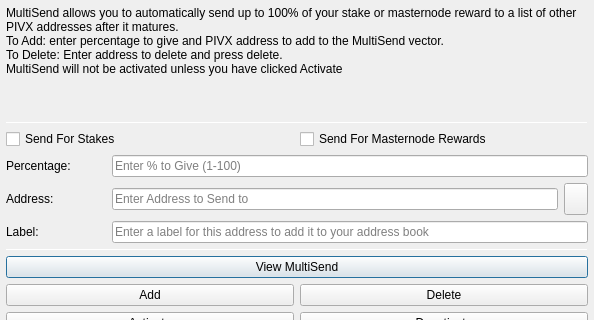
The window that src/qt/forms/multisenddialog.ui (myce-legacy/beetlecoin) describes before a commit, drawn with Qt 5; both pictures show x 0 to 594 and y 0 to 320 of the 594 by 526 pixel window.
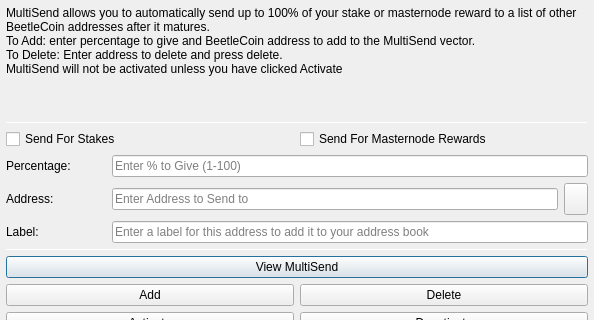
The same window after the commit. Icons and pictures are not drawn.

```diff
--- a/src/qt/forms/multisenddialog.ui
+++ b/src/qt/forms/multisenddialog.ui
@@ -37,8 +37,8 @@
         <number>1</number>
        </property>
        <property name="text">
-        <string>MultiSend allows you to automatically send up to 100% of your stake or masternode reward to a list of other PIVX addresses after it matures.
-To Add: enter percentage to give and PIVX address to add to the MultiSend vector.
+        <string>MultiSend allows you to automatically send up to 100% of your stake or masternode reward to a list of other BeetleCoin addresses after it matures.
+To Add: enter percentage to give and BeetleCoin address to add to the MultiSend vector.
 To Delete: Enter address to delete and press delete.
 MultiSend will not be activated unless you have clicked Activate</string>
        </property>
```
Left out of the diff: 4 changed lines with no effect on the pictures.
